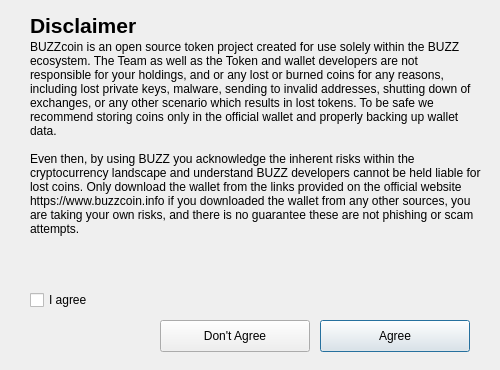
BUZZCOINproject/buzzcoin, file src/qt/forms/disclaimer.ui: the form before one commit.
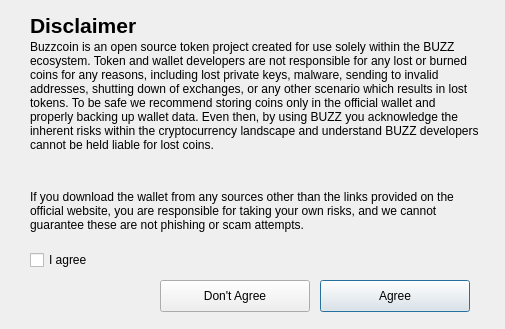
The form after the commit.

What changed in the file:
```diff
--- a/src/qt/forms/disclaimer.ui
+++ b/src/qt/forms/disclaimer.ui
@@ -9,8 +9,8 @@
    <rect>
     <x>0</x>
     <y>0</y>
-    <width>500</width>
-    <height>370</height>
+    <width>505</width>
+    <height>329</height>
    </rect>
   </property>
   <property name="windowTitle">
@@ -51,16 +51,36 @@
      <x>30</x>
      <y>40</y>
      <width>451</width>
-     <height>231</height>
+     <height>151</height>
     </rect>
    </property>
    <property name="lineWidth">
     <number>1</number>
    </property>
    <property name="text">
-    <string>BUZZcoin is an open source token project created for use solely within the BUZZ ecosystem. The Team as well as the Token and wallet developers are not responsible for your holdings, and or any lost or burned coins for any reasons, including lost private keys, malware, sending to invalid addresses, shutting down of exchanges, or any other scenario which results in lost tokens. To be safe we recommend storing coins only in the official wallet and properly backing up wallet data.
-
-Even then, by using BUZZ you acknowledge the inherent risks within the cryptocurrency landscape and understand BUZZ developers cannot be held liable for lost coins. Only download the wallet from the links provided on the official website https://www.buzzcoin.info if you downloaded the wallet from any other sources, you are taking your own risks, and there is no guarantee these are not phishing or scam attempts.</string>
+    <string>Buzzcoin is an open source token project created for use solely within the BUZZ ecosystem. Token and wallet developers are not responsible for any lost or burned coins for any reasons, including lost private keys, malware, sending to invalid addresses, shutting down of exchanges, or any other scenario which results in lost tokens. To be safe we recommend storing coins only in the official wallet and properly backing up wallet data. Even then, by using BUZZ you acknowledge the inherent risks within the cryptocurrency landscape and understand BUZZ developers cannot be held liable for lost coins.</string>
+   </property>
+   <property name="alignment">
+    <set>Qt::AlignLeading|Qt::AlignLeft|Qt::AlignTop</set>
+   </property>
+   <property name="wordWrap">
+    <bool>true</bool>
+   </property>
+  </widget>
+  <widget class="QLabel" name="label_3">
+   <property name="geometry">
+    <rect>
+     <x>30</x>
+     <y>190</y>
+     <width>451</width>
+     <height>51</height>
+    </rect>
+   </property>
+   <property name="lineWidth">
+    <number>1</number>
+   </property>
+   <property name="text">
+    <string>If you download the wallet from any sources other than the links provided on the official website, you are responsible for taking your own risks, and we cannot guarantee these are not phishing or scam attempts.</string>
    </property>
    <property name="alignment">
     <set>Qt::AlignLeading|Qt::AlignLeft|Qt::AlignTop</set>
@@ -73,7 +93,7 @@
    <property name="geometry">
     <rect>
      <x>30</x>
-     <y>290</y>
+     <y>250</y>
      <width>87</width>
      <height>20</height>
     </rect>
@@ -86,7 +106,7 @@
    <property name="geometry">
     <rect>
      <x>320</x>
-     <y>320</y>
+     <y>280</y>
      <width>150</width>
      <height>32</height>
     </rect>
@@ -102,7 +122,7 @@
    <property name="geometry">
     <rect>
      <x>160</x>
-     <y>320</y>
+     <y>280</y>
      <width>150</width>
      <height>32</height>
     </rect>
```
